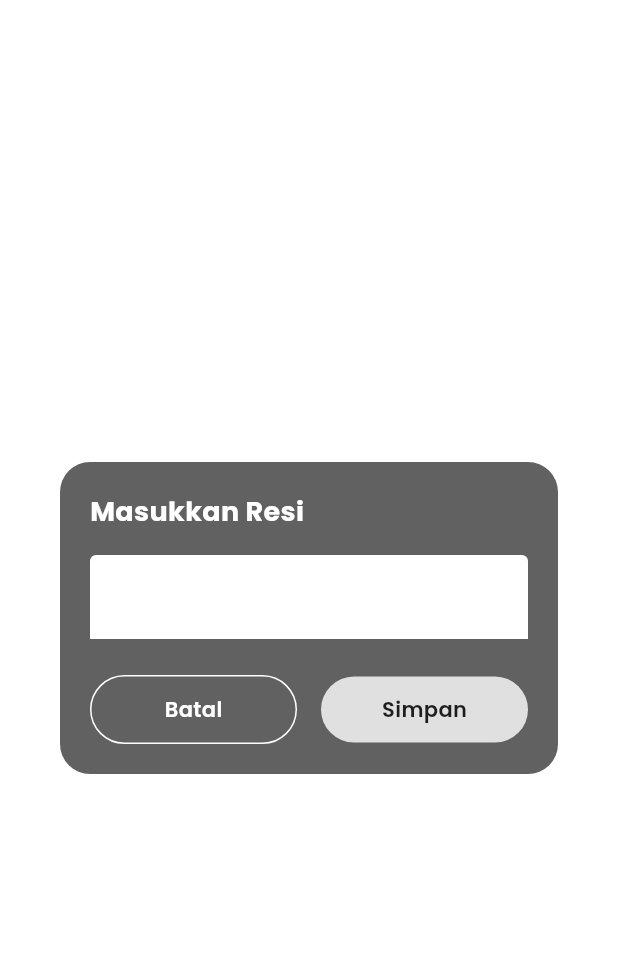
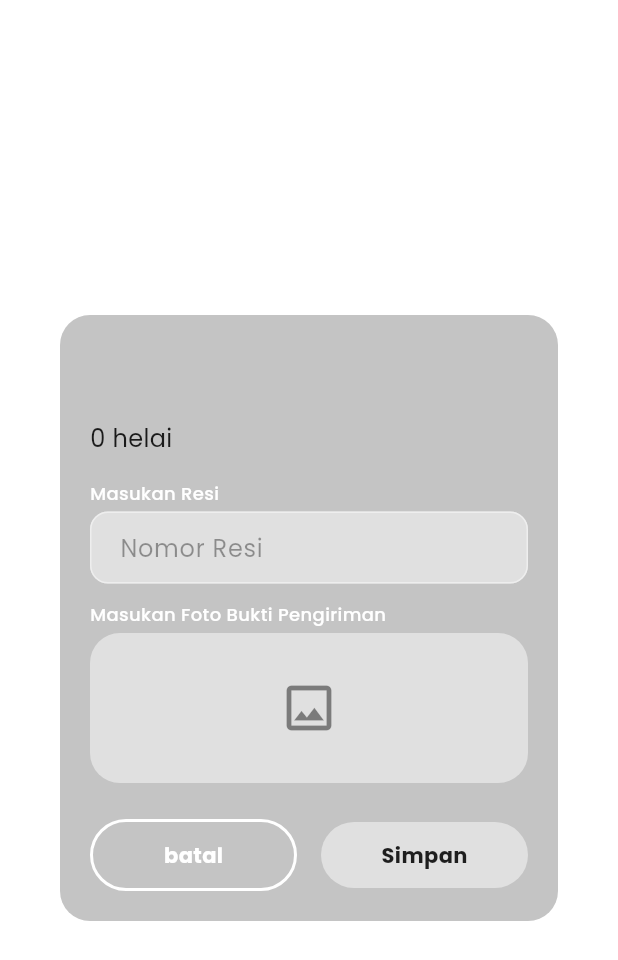
Before and after one commit to zyzzlegiggle/tenunku, a Flutter app: the _TrackingNumberDialog widget shown alone on an empty page, opened directly with empty values, on a phone screen of 412 x 824 dp. Shown: the top 960 px of the screen. Run offline on Flutter 3.47's test engine with Material 3 defaults, Android fonts, the phone set to English and light mode, and no system bars; our stand-ins replace go_router, google_fonts, supabase_flutter; accounts and stored records are empty; network calls fail.

Commit message:
dikirim2

```diff
--- a/lib/features/home/data/models/order_model.dart
+++ b/lib/features/home/data/models/order_model.dart
@@ -8,6 +8,7 @@ class OrderModel {
   final String status;
   final String? rejectionReason;
   final String? trackingNumber;
+  final String? shippingEvidenceUrl;
   final DateTime createdAt;
 
   // Joins (optional, might need to be fetched separately or via Supabase join)
@@ -25,6 +26,7 @@ class OrderModel {
     required this.status,
     this.rejectionReason,
     this.trackingNumber,
+    this.shippingEvidenceUrl,
     required this.createdAt,
     this.buyerName,
     this.productName,
@@ -42,6 +44,7 @@ class OrderModel {
       status: json['status'] ?? 'pending',
       rejectionReason: json['rejection_reason'],
       trackingNumber: json['tracking_number'],
+      shippingEvidenceUrl: json['shipping_evidence_url'],
       createdAt: DateTime.parse(json['created_at']),
       buyerName: json['profiles'] != null
           ? json['profiles']['full_name']
@@ -64,6 +67,7 @@ class OrderModel {
       'status': status,
       'rejection_reason': rejectionReason,
       'tracking_number': trackingNumber,
+      'shipping_evidence_url': shippingEvidenceUrl,
       'created_at': createdAt.toIso8601String(),
     };
   }
--- a/lib/features/home/presentation/pages/seller_orders_page.dart
+++ b/lib/features/home/presentation/pages/seller_orders_page.dart
@@ -88,8 +88,13 @@ class _SellerOrdersPageState extends State<SellerOrdersPage> {
   Future<void> _submitTrackingNumber(
     String orderId,
     String trackingNumber,
+    String? shippingEvidenceUrl,
   ) async {
-    await _sellerRepo.updateOrderTrackingNumber(orderId, trackingNumber);
+    await _sellerRepo.updateOrderTrackingNumber(
+      orderId,
+      trackingNumber,
+      shippingEvidenceUrl: shippingEvidenceUrl,
+    );
     // After adding tracking number, we might want to keep it in 'shipping' or move to another state?
     // Usually adding resi means it is definitely shipped.
     // Ensure status is shipping.
@@ -291,7 +296,7 @@ class _SellerOrdersPageState extends State<SellerOrdersPage> {
                 _buildActionButton(
                   'Masukan Resi',
                   onTap: () {
-                    _showTrackingDialog(order.id);
+                    _showTrackingDialog(order);
                   },
                   isPrimary: false,
                 ),
@@ -366,12 +371,13 @@ class _SellerOrdersPageState extends State<SellerOrdersPage> {
     );
   }
 
-  void _showTrackingDialog(String orderId) {
+  void _showTrackingDialog(OrderModel order) {
     showDialog(
       context: context,
       builder: (context) => _TrackingNumberDialog(
-        onSaved: (trackingNumber) {
-          _submitTrackingNumber(orderId, trackingNumber);
+        order: order,
+        onSaved: (trackingNumber, evidenceUrl) {
+          _submitTrackingNumber(order.id, trackingNumber, evidenceUrl);
         },
       ),
     );
@@ -379,9 +385,10 @@ class _SellerOrdersPageState extends State<SellerOrdersPage> {
 }
 
 class _TrackingNumberDialog extends StatefulWidget {
-  final Function(String) onSaved;
+  final OrderModel order;
+  final Function(String, String?) onSaved;
 
-  const _TrackingNumberDialog({required this.onSaved});
+  const _TrackingNumberDialog({required this.order, required this.onSaved});
 
   @override
   State<_TrackingNumberDialog> createState() => _TrackingNumberDialogState();
@@ -389,6 +396,8 @@ class _TrackingNumberDialog extends StatefulWidget {
 
 class _TrackingNumberDialogState extends State<_TrackingNumberDialog> {
   final TextEditingController _controller = TextEditingController();
+  // ignore: unused_field
+  String? _evidenceUrl; // Placeholder for now
 
   @override
   void dispose() {
@@ -400,37 +409,107 @@ class _TrackingNumberDialogState extends State<_TrackingNumberDialog> {
   Widget build(BuildContext context) {
     return Dialog(
       shape: RoundedRectangleBorder(borderRadius: BorderRadius.circular(20)),
-      backgroundColor: const Color(0xFF616161),
+      backgroundColor: const Color(
+        0xFFC4C4C4,
+      ), // Lighter grey background match screenshot
       child: Padding(
         padding: const EdgeInsets.all(20),
         child: Column(
           mainAxisSize: MainAxisSize.min,
           crossAxisAlignment: CrossAxisAlignment.start,
           children: [
+            // Header Info
             Text(
-              'Masukkan Resi',
+              widget.order.buyerName ?? 'Nama Pembeli',
               style: GoogleFonts.poppins(
                 fontSize: 18,
                 fontWeight: FontWeight.bold,
-                color: Colors.white,
+                color: Colors.black87,
               ),
             ),
+            Text(
+              widget.order.productName ?? 'Nama barang yang dibeli',
+              style: GoogleFonts.poppins(fontSize: 12, color: Colors.black54),
+            ),
+            const SizedBox(height: 8),
+            Text(
+              '${widget.order.quantity} helai',
+              style: GoogleFonts.poppins(fontSize: 16, color: Colors.black87),
+            ),
+
             const SizedBox(height: 16),
+
+            // Masukan Resi Input
+            Text(
+              'Masukan Resi',
+              style: GoogleFonts.poppins(
+                fontSize: 12,
+                color: Colors.white,
+                fontWeight: FontWeight.w500,
+              ),
+            ),
+            const SizedBox(height: 4),
             TextField(
               controller: _controller,
-              style: GoogleFonts.poppins(color: Colors.white),
+              style: GoogleFonts.poppins(color: Colors.black87),
               decoration: InputDecoration(
+                filled: true,
+                fillColor: const Color(0xFFE0E0E0),
                 hintText: 'Nomor Resi',
-                hintStyle: GoogleFonts.poppins(color: Colors.white54),
-                enabledBorder: const UnderlineInputBorder(
-                  borderSide: BorderSide(color: Colors.white),
+                hintStyle: GoogleFonts.poppins(color: Colors.black38),
+                contentPadding: const EdgeInsets.symmetric(
+                  horizontal: 16,
+                  vertical: 12,
                 ),
-                focusedBorder: const UnderlineInputBorder(
-                  borderSide: BorderSide(color: Colors.white, width: 2),
+                border: OutlineInputBorder(
+                  borderRadius: BorderRadius.circular(20), // Rounded pill shape
+                  borderSide: BorderSide.none,
                 ),
               ),
             ),
+
+            const SizedBox(height: 12),
+
+            // Masukan Foto Bukti Pengiriman
+            Text(
+              'Masukan Foto Bukti Pengiriman',
+              style: GoogleFonts.poppins(
+                fontSize: 12,
+                color: Colors.white,
+                fontWeight: FontWeight.w500,
+              ),
+            ),
+            const SizedBox(height: 4),
+            GestureDetector(
+              onTap: () {
+                // TODO: Implement image picker
+                // For now just show a snackbar or print
+                ScaffoldMessenger.of(context).showSnackBar(
+                  const SnackBar(
+                    content: Text('Fitur upload foto belum tersedia'),
+                  ),
+                );
+              },
+              child: Container(
+                height: 100,
+                width: double.infinity,
+                decoration: BoxDecoration(
+                  color: const Color(0xFFE0E0E0),
+                  borderRadius: BorderRadius.circular(20),
+                ),
+                child: Center(
+                  child: Icon(
+                    Icons.image_outlined,
+                    size: 40,
+                    color: Colors.black45,
+                  ),
+                ),
+              ),
+            ),
+
             const SizedBox(height: 24),
+
+            // Buttons
             Row(
               children: [
                 Expanded(
@@ -441,14 +520,14 @@ class _TrackingNumberDialogState extends State<_TrackingNumberDialog> {
                       decoration: BoxDecoration(
                         color: Colors.transparent,
                         borderRadius: BorderRadius.circular(25),
-                        border: Border.all(color: Colors.white),
+                        border: Border.all(color: Colors.white, width: 2),
                       ),
                       alignment: Alignment.center,
                       child: Text(
-                        'Batal',
+                        'batal',
                         style: GoogleFonts.poppins(
                           color: Colors.white,
-                          fontWeight: FontWeight.w600,
+                          fontWeight: FontWeight.bold,
                         ),
                       ),
                     ),
@@ -459,7 +538,10 @@ class _TrackingNumberDialogState extends State<_TrackingNumberDialog> {
                   child: GestureDetector(
                     onTap: () {
                       if (_controller.text.isNotEmpty) {
-                        widget.onSaved(_controller.text);
+                        widget.onSaved(
+                          _controller.text,
+                          null, // TODO: Pass actual image URL
+                        );
                         Navigator.pop(context);
                       }
                     },
@@ -474,7 +556,7 @@ class _TrackingNumberDialogState extends State<_TrackingNumberDialog> {
                         'Simpan',
                         style: GoogleFonts.poppins(
                           color: Colors.black87,
-                          fontWeight: FontWeight.w600,
+                          fontWeight: FontWeight.bold,
                         ),
                       ),
                     ),
```
Also changed, not shown: lib/features/home/data/repositories/seller_repository.dart (+14 -6 lines), 1 other file.
